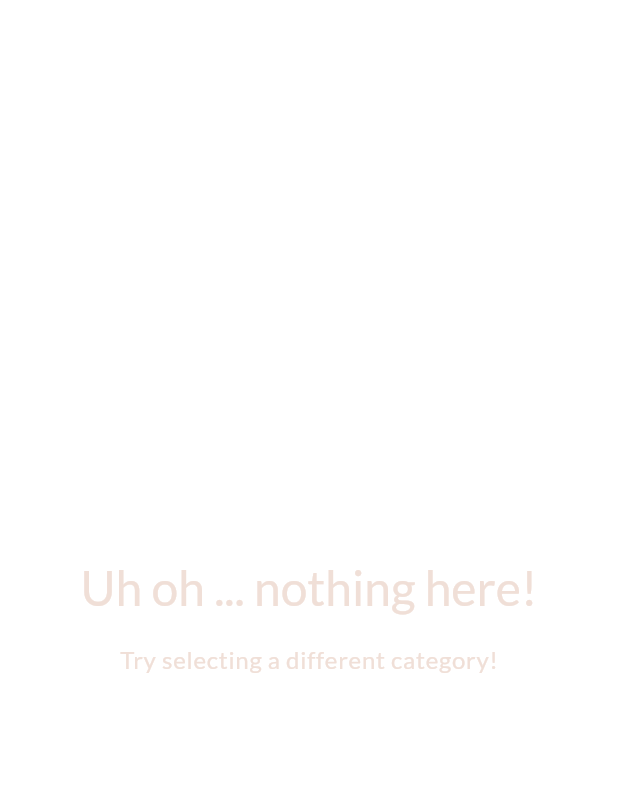
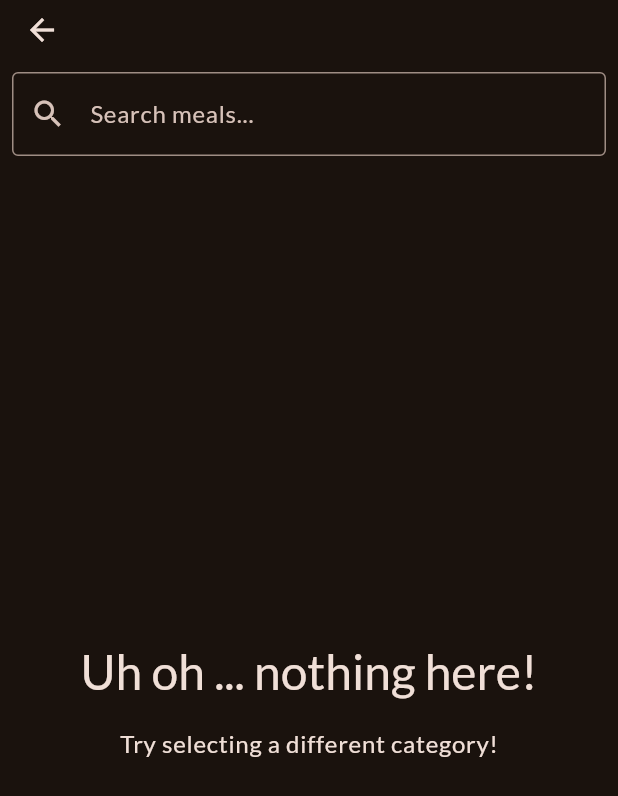
Before and after one commit to MKbrun/meals_app, a Flutter app: the MealsScreen screen opened directly with empty values, on a phone screen of 412 x 824 dp. Shown: the top 796 px of the screen. Run offline on Flutter 3.47's test engine with Material 3 defaults, Android fonts, the phone set to English and light mode, and no system bars; our stand-ins replace google_fonts, transparent_image.

Commit message:
Started implementing a search function.

```diff
--- a/lib/screens/meals.dart
+++ b/lib/screens/meals.dart
@@ -1,10 +1,11 @@
 import 'package:flutter/material.dart';
-
 import 'package:meals_app/models/meal.dart';
 import 'package:meals_app/screens/meal_details.dart';
 import 'package:meals_app/widgets/meal_item.dart';
 
-class MealsScreen extends StatelessWidget {
+
+
+class MealsScreen extends StatefulWidget {
   const MealsScreen({
     super.key,
     this.title,
@@ -16,12 +17,37 @@ class MealsScreen extends StatelessWidget {
   final List<Meal> meals;
   final void Function(Meal meal) onToggleFavorite;
 
+  @override
+  _MealsScreenState createState() => _MealsScreenState();
+}
+
+class _MealsScreenState extends State<MealsScreen> {
+  late List<Meal> displayedMeals;
+  String query = '';
+
+  @override
+  void initState() {
+    super.initState();
+    displayedMeals = widget.meals;
+  }
+
+  void updateSearchQuery(String newQuery) {
+    setState(() {
+      query = newQuery;
+      displayedMeals = widget.meals.where((meal) {
+        return meal.title.toLowerCase().contains(query.toLowerCase()) ||
+            meal.ingredients.any(
+                (ingredient) => ingredient.toLowerCase().contains(query.toLowerCase()));
+      }).toList();
+    });
+  }
+
   void selectMeal(BuildContext context, Meal meal) {
     Navigator.of(context).push(
       MaterialPageRoute(
         builder: (ctx) => MealDetailsScreen(
           meal: meal,
-          onToggleFavorite: onToggleFavorite,
+          onToggleFavorite: widget.onToggleFavorite,
         ),
       ),
     );
@@ -36,25 +62,25 @@ class MealsScreen extends StatelessWidget {
           Text(
             'Uh oh ... nothing here!',
             style: Theme.of(context).textTheme.headlineLarge!.copyWith(
-                  color: Theme.of(context).colorScheme.onBackground,
+                  color: Theme.of(context).colorScheme.onSurface,
                 ),
           ),
           const SizedBox(height: 16),
           Text(
             'Try selecting a different category!',
             style: Theme.of(context).textTheme.bodyLarge!.copyWith(
-                  color: Theme.of(context).colorScheme.onBackground,
+                  color: Theme.of(context).colorScheme.onSurface,
                 ),
           ),
         ],
       ),
     );
 
-    if (meals.isNotEmpty) {
+    if (displayedMeals.isNotEmpty) {
       content = ListView.builder(
-        itemCount: meals.length,
+        itemCount: displayedMeals.length,
         itemBuilder: (ctx, index) => MealItem(
-          meal: meals[index],
+          meal: displayedMeals[index],
           onSelectMeal: (meal) {
             selectMeal(context, meal);
           },
@@ -62,13 +88,23 @@ class MealsScreen extends StatelessWidget {
       );
     }
 
-    if (title == null) {
-      return content;
-    }
-
     return Scaffold(
       appBar: AppBar(
-        title: Text(title!),
+        title: widget.title != null ? Text(widget.title!) : null,
+        bottom: PreferredSize(
+          preferredSize: const Size.fromHeight(56),
+          child: Padding(
+            padding: const EdgeInsets.all(8),
+            child: TextField(
+              decoration: const InputDecoration(
+                hintText: 'Search meals...',
+                border: OutlineInputBorder(),
+                prefixIcon: Icon(Icons.search),
+              ),
+              onChanged: updateSearchQuery,
+            ),
+          ),
+        ),
       ),
       body: content,
     );
```
Also changed, not shown: lib/screens/tabs.dart (+15 -1 lines), lib/widgets/meal_search_delegate.dart (added, +103 -0 lines).
